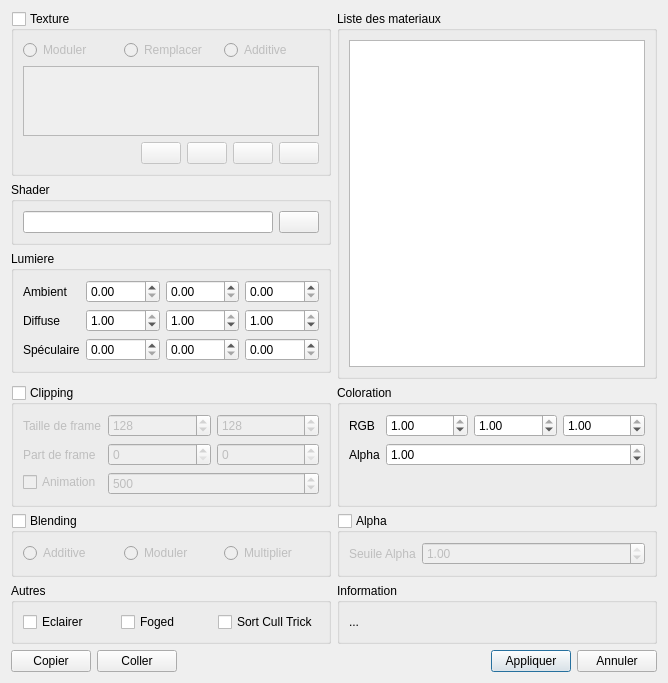
Old version of the form sources/matedit.ui in the repository b4n92uid/theball-editor.
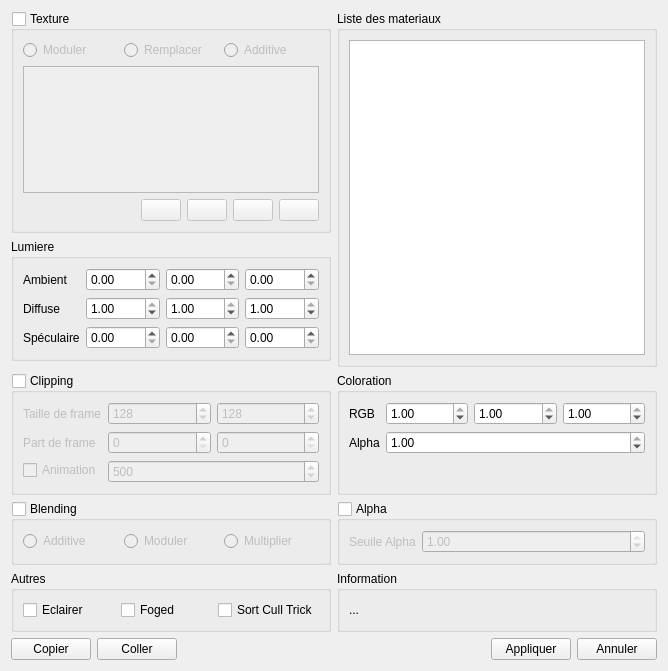
New version of the form. Icons and pictures are not drawn.

```diff
--- a/sources/matedit.ui
+++ b/sources/matedit.ui
@@ -7,7 +7,7 @@
     <x>0</x>
     <y>0</y>
     <width>668</width>
-    <height>630</height>
+    <height>671</height>
    </rect>
   </property>
   <property name="windowTitle">
@@ -17,7 +17,7 @@
    <bool>false</bool>
   </property>
   <layout class="QGridLayout" name="gridLayout">
-   <item row="6" column="0">
+   <item row="5" column="0">
     <widget class="QGroupBox" name="cliping">
      <property name="title">
       <string>Clipping</string>
@@ -117,7 +117,7 @@
      </layout>
     </widget>
    </item>
-   <item row="6" column="1">
+   <item row="5" column="1">
     <widget class="QGroupBox" name="groupBox">
      <property name="title">
       <string>Coloration</string>
@@ -196,7 +196,7 @@
      </layout>
     </widget>
    </item>
-   <item row="7" column="0">
+   <item row="6" column="0">
     <widget class="QGroupBox" name="blending">
      <property name="title">
       <string>Blending</string>
@@ -236,7 +236,7 @@
      </layout>
     </widget>
    </item>
-   <item row="7" column="1">
+   <item row="6" column="1">
     <widget class="QGroupBox" name="alpha">
      <property name="title">
       <string>Alpha</string>
@@ -278,7 +278,7 @@
      </layout>
     </widget>
    </item>
-   <item row="8" column="0">
+   <item row="7" column="0">
     <widget class="QGroupBox" name="others">
      <property name="title">
       <string>Autres</string>
@@ -308,7 +308,7 @@
      </layout>
     </widget>
    </item>
-   <item row="8" column="1">
+   <item row="7" column="1">
     <widget class="QGroupBox" name="groupBox_3">
      <property name="title">
       <string>Information</string>
@@ -324,7 +324,7 @@
      </layout>
     </widget>
    </item>
-   <item row="3" column="0">
+   <item row="2" column="0">
     <widget class="QGroupBox" name="groupBox_4">
      <property name="title">
       <string>Lumiere</string>
@@ -486,94 +486,6 @@
      </layout>
     </widget>
    </item>
-   <item row="9" column="1">
-    <layout class="QHBoxLayout" name="horizontalLayout_10">
-     <item>
-      <spacer name="horizontalSpacer_3">
-       <property name="orientation">
-        <enum>Qt::Horizontal</enum>
-       </property>
-       <property name="sizeHint" stdset="0">
-        <size>
-         <width>40</width>
-         <height>20</height>
-        </size>
-       </property>
-      </spacer>
-     </item>
-     <item>
-      <widget class="QPushButton" name="apply">
-       <property name="sizePolicy">
-        <sizepolicy hsizetype="Fixed" vsizetype="Fixed">
-         <horstretch>0</horstretch>
-         <verstretch>0</verstretch>
-        </sizepolicy>
-       </property>
-       <property name="layoutDirection">
-        <enum>Qt::RightToLeft</enum>
-       </property>
-       <property name="text">
-        <string>Appliquer</string>
-       </property>
-      </widget>
-     </item>
-     <item>
-      <widget class="QPushButton" name="cancel">
-       <property name="sizePolicy">
-        <sizepolicy hsizetype="Fixed" vsizetype="Fixed">
-         <horstretch>0</horstretch>
-         <verstretch>0</verstretch>
-        </sizepolicy>
-       </property>
-       <property name="layoutDirection">
-        <enum>Qt::RightToLeft</enum>
-       </property>
-       <property name="text">
-        <string>Annuler</string>
-       </property>
-      </widget>
-     </item>
-    </layout>
-   </item>
-   <item row="9" column="0">
-    <layout class="QHBoxLayout" name="horizontalLayout_8">
-     <item>
-      <widget class="QPushButton" name="copy">
-       <property name="text">
-        <string>Copier</string>
-       </property>
-       <property name="icon">
-        <iconset resource="ressource.qrc">
-         <normaloff>:/Medias/medias/page_copy.png</normaloff>:/Medias/medias/page_copy.png</iconset>
-       </property>
-      </widget>
-     </item>
-     <item>
-      <widget class="QPushButton" name="past">
-       <property name="text">
-        <string>Coller</string>
-       </property>
-       <property name="icon">
-        <iconset resource="ressource.qrc">
-         <normaloff>:/Medias/medias/page_white_paste.png</normaloff>:/Medias/medias/page_white_paste.png</iconset>
-       </property>
-      </widget>
-     </item>
-     <item>
-      <spacer name="horizontalSpacer_2">
-       <property name="orientation">
-        <enum>Qt::Horizontal</enum>
-       </property>
-       <property name="sizeHint" stdset="0">
-        <size>
-         <width>40</width>
-         <height>20</height>
-        </size>
-       </property>
-      </spacer>
-     </item>
-    </layout>
-   </item>
    <item row="0" column="0" rowspan="2">
     <widget class="QGroupBox" name="textured">
      <property name="title">
@@ -678,7 +590,7 @@
      </layout>
     </widget>
    </item>
-   <item row="0" column="1" rowspan="5">
+   <item row="0" column="1" rowspan="4">
     <widget class="QGroupBox" name="groupBox_2">
      <property name="title">
       <string>Liste des materiaux</string>
@@ -697,32 +609,93 @@
      </layout>
     </widget>
    </item>
-   <item row="2" column="0">
-    <widget class="QGroupBox" name="groupBox_5">
-     <property name="title">
-      <string>Shader</string>
-     </property>
-     <layout class="QVBoxLayout" name="verticalLayout_5">
-      <item>
-       <layout class="QHBoxLayout" name="horizontalLayout_11">
-        <item>
-         <widget class="QLineEdit" name="lineEdit"/>
-        </item>
-        <item>
-         <widget class="QPushButton" name="texture_add_2">
-          <property name="text">
-           <string/>
-          </property>
-          <property name="icon">
-           <iconset resource="ressource.qrc">
-            <normaloff>:/Medias/medias/explore.png</normaloff>:/Medias/medias/explore.png</iconset>
-          </property>
-         </widget>
-        </item>
-       </layout>
-      </item>
-     </layout>
-    </widget>
+   <item row="8" column="1">
+    <layout class="QHBoxLayout" name="horizontalLayout_10">
+     <item>
+      <spacer name="horizontalSpacer_3">
+       <property name="orientation">
+        <enum>Qt::Horizontal</enum>
+       </property>
+       <property name="sizeHint" stdset="0">
+        <size>
+         <width>40</width>
+         <height>20</height>
+        </size>
+       </property>
+      </spacer>
+     </item>
+     <item>
+      <widget class="QPushButton" name="apply">
+       <property name="sizePolicy">
+        <sizepolicy hsizetype="Fixed" vsizetype="Fixed">
+         <horstretch>0</horstretch>
+         <verstretch>0</verstretch>
+        </sizepolicy>
+       </property>
+       <property name="layoutDirection">
+        <enum>Qt::RightToLeft</enum>
+       </property>
+       <property name="text">
+        <string>Appliquer</string>
+       </property>
+      </widget>
+     </item>
+     <item>
+      <widget class="QPushButton" name="cancel">
+       <property name="sizePolicy">
+        <sizepolicy hsizetype="Fixed" vsizetype="Fixed">
+         <horstretch>0</horstretch>
+         <verstretch>0</verstretch>
+        </sizepolicy>
+       </property>
+       <property name="layoutDirection">
+        <enum>Qt::RightToLeft</enum>
+       </property>
+       <property name="text">
+        <string>Annuler</string>
+       </property>
+      </widget>
+     </item>
+    </layout>
+   </item>
+   <item row="8" column="0">
+    <layout class="QHBoxLayout" name="horizontalLayout_8">
+     <item>
+      <widget class="QPushButton" name="copy">
+       <property name="text">
+        <string>Copier</string>
+       </property>
+       <property name="icon">
+        <iconset resource="ressource.qrc">
+         <normaloff>:/Medias/medias/page_copy.png</normaloff>:/Medias/medias/page_copy.png</iconset>
+       </property>
+      </widget>
+     </item>
+     <item>
+      <widget class="QPushButton" name="past">
+       <property name="text">
+        <string>Coller</string>
+       </property>
+       <property name="icon">
+        <iconset>
+         <normaloff>:/Medias/medias/page_white_paste.png</normaloff>:/Medias/medias/page_white_paste.png</iconset>
+       </property>
+      </widget>
+     </item>
+     <item>
+      <spacer name="horizontalSpacer_2">
+       <property name="orientation">
+        <enum>Qt::Horizontal</enum>
+       </property>
+       <property name="sizeHint" stdset="0">
+        <size>
+         <width>40</width>
+         <height>20</height>
+        </size>
+       </property>
+      </spacer>
+     </item>
+    </layout>
    </item>
   </layout>
  </widget>
```
